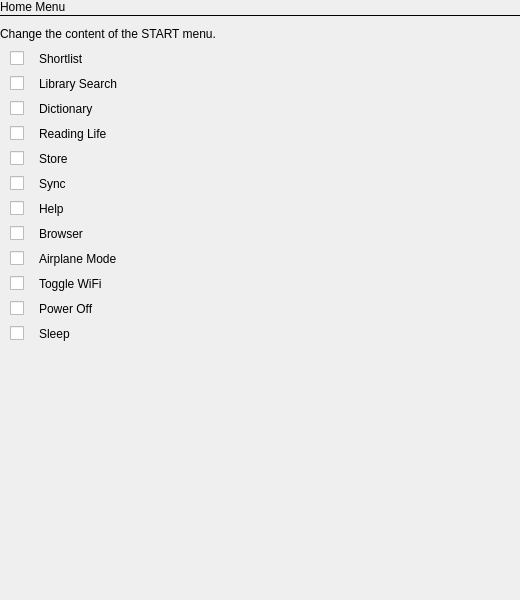
ah-/koboplugins, file src/tweaks/TweaksSettingsHomeMenuView.ui: the form before one commit.
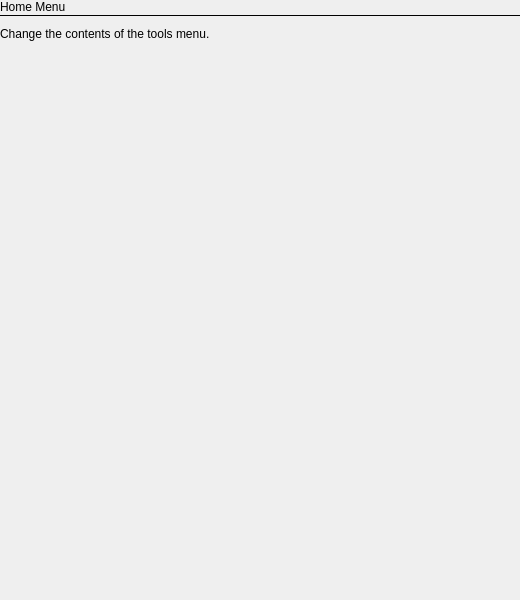
The form after the commit. Icons and pictures are not drawn. Custom widgets are drawn as their Qt base class.

The edit to the form file:
```diff
--- a/src/tweaks/TweaksSettingsHomeMenuView.ui
+++ b/src/tweaks/TweaksSettingsHomeMenuView.ui
@@ -54,7 +54,7 @@
 padding-bottom: 10;</string>
      </property>
      <property name="text">
-      <string>Change the content of the START menu.</string>
+      <string>Change the contents of the tools menu.</string>
      </property>
      <property name="textFormat">
       <enum>Qt::RichText</enum>
@@ -78,294 +78,6 @@
      <property name="verticalSpacing">
       <number>10</number>
      </property>
-     <item row="0" column="1">
-      <widget class="TouchCheckBox" name="shortlist">
-       <property name="styleSheet">
-        <string notr="true">QCheckBox {
-    spacing: 15px;
-    font: bold 20px &quot;Avenir&quot;;
-}
-
-QCheckBox::indicator:unchecked {
-    image: url(:/images/widgets/checkbox_off.png);
-}
-QCheckBox::indicator:checked {
-    image: url(:/images/widgets/checkbox_on.png);
-}
-QCheckBox::indicator:disabled {
-    image: url(:/images/widgets/checkbox_disabled.png);
-}
-</string>
-       </property>
-       <property name="text">
-        <string>Shortlist</string>
-       </property>
-      </widget>
-     </item>
-     <item row="1" column="1">
-      <widget class="TouchCheckBox" name="search">
-       <property name="styleSheet">
-        <string notr="true">QCheckBox {
-    spacing: 15px;
-    font: bold 20px &quot;Avenir&quot;;
-}
-
-QCheckBox::indicator:unchecked {
-    image: url(:/images/widgets/checkbox_off.png);
-}
-QCheckBox::indicator:checked {
-    image: url(:/images/widgets/checkbox_on.png);
-}
-QCheckBox::indicator:disabled {
-    image: url(:/images/widgets/checkbox_disabled.png);
-}
-</string>
-       </property>
-       <property name="text">
-        <string>Library Search</string>
-       </property>
-      </widget>
-     </item>
-     <item row="2" column="1">
-      <widget class="TouchCheckBox" name="dictionary">
-       <property name="styleSheet">
-        <string notr="true">QCheckBox {
-    spacing: 15px;
-    font: bold 20px &quot;Avenir&quot;;
-}
-
-QCheckBox::indicator:unchecked {
-    image: url(:/images/widgets/checkbox_off.png);
-}
-QCheckBox::indicator:checked {
-    image: url(:/images/widgets/checkbox_on.png);
-}
-QCheckBox::indicator:disabled {
-    image: url(:/images/widgets/checkbox_disabled.png);
-}
-</string>
-       </property>
-       <property name="text">
-        <string>Dictionary</string>
-       </property>
-      </widget>
-     </item>
-     <item row="8" column="1">
-      <widget class="TouchCheckBox" name="airplaneMode">
-       <property name="styleSheet">
-        <string notr="true">QCheckBox {
-    spacing: 15px;
-    font: bold 20px &quot;Avenir&quot;;
-}
-
-QCheckBox::indicator:unchecked {
-    image: url(:/images/widgets/checkbox_off.png);
-}
-QCheckBox::indicator:checked {
-    image: url(:/images/widgets/checkbox_on.png);
-}
-QCheckBox::indicator:disabled {
-    image: url(:/images/widgets/checkbox_disabled.png);
-}
-</string>
-       </property>
-       <property name="text">
-        <string>Airplane Mode</string>
-       </property>
-      </widget>
-     </item>
-     <item row="19" column="1">
-      <widget class="TouchCheckBox" name="toggleWifi">
-       <property name="styleSheet">
-        <string notr="true">QCheckBox {
-    spacing: 15px;
-    font: bold 20px &quot;Avenir&quot;;
-}
-
-QCheckBox::indicator:unchecked {
-    image: url(:/images/widgets/checkbox_off.png);
-}
-QCheckBox::indicator:checked {
-    image: url(:/images/widgets/checkbox_on.png);
-}
-QCheckBox::indicator:disabled {
-    image: url(:/images/widgets/checkbox_disabled.png);
-}
-</string>
-       </property>
-       <property name="text">
-        <string>Toggle WiFi</string>
-       </property>
-      </widget>
-     </item>
-     <item row="20" column="1">
-      <widget class="TouchCheckBox" name="powerOff">
-       <property name="styleSheet">
-        <string notr="true">QCheckBox {
-    spacing: 15px;
-    font: bold 20px &quot;Avenir&quot;;
-}
-
-QCheckBox::indicator:unchecked {
-    image: url(:/images/widgets/checkbox_off.png);
-}
-QCheckBox::indicator:checked {
-    image: url(:/images/widgets/checkbox_on.png);
-}
-QCheckBox::indicator:disabled {
-    image: url(:/images/widgets/checkbox_disabled.png);
-}
-</string>
-       </property>
-       <property name="text">
-        <string>Power Off</string>
-       </property>
-      </widget>
-     </item>
-     <item row="21" column="1">
-      <widget class="TouchCheckBox" name="sleep">
-       <property name="styleSheet">
-        <string notr="true">QCheckBox {
-    spacing: 15px;
-    font: bold 20px &quot;Avenir&quot;;
-}
-
-QCheckBox::indicator:unchecked {
-    image: url(:/images/widgets/checkbox_off.png);
-}
-QCheckBox::indicator:checked {
-    image: url(:/images/widgets/checkbox_on.png);
-}
-QCheckBox::indicator:disabled {
-    image: url(:/images/widgets/checkbox_disabled.png);
-}
-</string>
-       </property>
-       <property name="text">
-        <string>Sleep</string>
-       </property>
-      </widget>
-     </item>
-     <item row="3" column="1">
-      <widget class="TouchCheckBox" name="readingLife">
-       <property name="styleSheet">
-        <string notr="true">QCheckBox {
-    spacing: 15px;
-    font: bold 20px &quot;Avenir&quot;;
-}
-
-QCheckBox::indicator:unchecked {
-    image: url(:/images/widgets/checkbox_off.png);
-}
-QCheckBox::indicator:checked {
-    image: url(:/images/widgets/checkbox_on.png);
-}
-QCheckBox::indicator:disabled {
-    image: url(:/images/widgets/checkbox_disabled.png);
-}
-</string>
-       </property>
-       <property name="text">
-        <string>Reading Life</string>
-       </property>
-      </widget>
-     </item>
-     <item row="4" column="1">
-      <widget class="TouchCheckBox" name="store">
-       <property name="styleSheet">
-        <string notr="true">QCheckBox {
-    spacing: 15px;
-    font: bold 20px &quot;Avenir&quot;;
-}
-
-QCheckBox::indicator:unchecked {
-    image: url(:/images/widgets/checkbox_off.png);
-}
-QCheckBox::indicator:checked {
-    image: url(:/images/widgets/checkbox_on.png);
-}
-QCheckBox::indicator:disabled {
-    image: url(:/images/widgets/checkbox_disabled.png);
-}
-</string>
-       </property>
-       <property name="text">
-        <string>Store</string>
-       </property>
-      </widget>
-     </item>
-     <item row="5" column="1">
-      <widget class="TouchCheckBox" name="sync">
-       <property name="styleSheet">
-        <string notr="true">QCheckBox {
-    spacing: 15px;
-    font: bold 20px &quot;Avenir&quot;;
-}
-
-QCheckBox::indicator:unchecked {
-    image: url(:/images/widgets/checkbox_off.png);
-}
-QCheckBox::indicator:checked {
-    image: url(:/images/widgets/checkbox_on.png);
-}
-QCheckBox::indicator:disabled {
-    image: url(:/images/widgets/checkbox_disabled.png);
-}
-</string>
-       </property>
-       <property name="text">
-        <string>Sync</string>
-       </property>
-      </widget>
-     </item>
-     <item row="6" column="1">
-      <widget class="TouchCheckBox" name="help">
-       <property name="styleSheet">
-        <string notr="true">QCheckBox {
-    spacing: 15px;
-    font: bold 20px &quot;Avenir&quot;;
-}
-
-QCheckBox::indicator:unchecked {
-    image: url(:/images/widgets/checkbox_off.png);
-}
-QCheckBox::indicator:checked {
-    image: url(:/images/widgets/checkbox_on.png);
-}
-QCheckBox::indicator:disabled {
-    image: url(:/images/widgets/checkbox_disabled.png);
-}
-</string>
-       </property>
-       <property name="text">
-        <string>Help</string>
-       </property>
-      </widget>
-     </item>
-     <item row="7" column="1">
-      <widget class="TouchCheckBox" name="browser">
-       <property name="styleSheet">
-        <string notr="true">QCheckBox {
-    spacing: 15px;
-    font: bold 20px &quot;Avenir&quot;;
-}
-
-QCheckBox::indicator:unchecked {
-    image: url(:/images/widgets/checkbox_off.png);
-}
-QCheckBox::indicator:checked {
-    image: url(:/images/widgets/checkbox_on.png);
-}
-QCheckBox::indicator:disabled {
-    image: url(:/images/widgets/checkbox_disabled.png);
-}
-</string>
-       </property>
-       <property name="text">
-        <string>Browser</string>
-       </property>
-      </widget>
-     </item>
     </layout>
    </item>
    <item>
@@ -389,11 +101,6 @@
    <extends>QLabel</extends>
    <header>TouchLabel.h</header>
   </customwidget>
-  <customwidget>
-   <class>TouchCheckBox</class>
-   <extends>QCheckBox</extends>
-   <header>TouchCheckBox.h</header>
-  </customwidget>
  </customwidgets>
  <resources/>
  <connections/>
```
Left out of the diff: 2 changed lines with no effect on the pictures.
